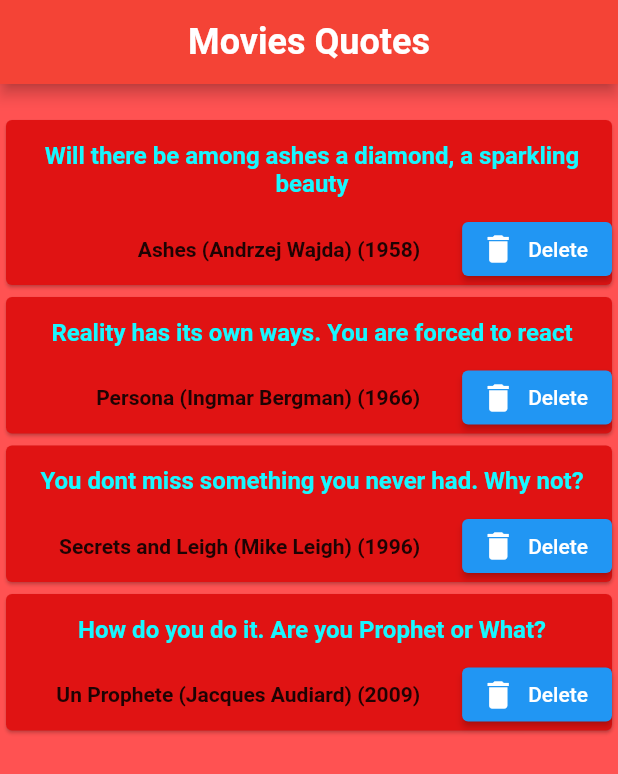
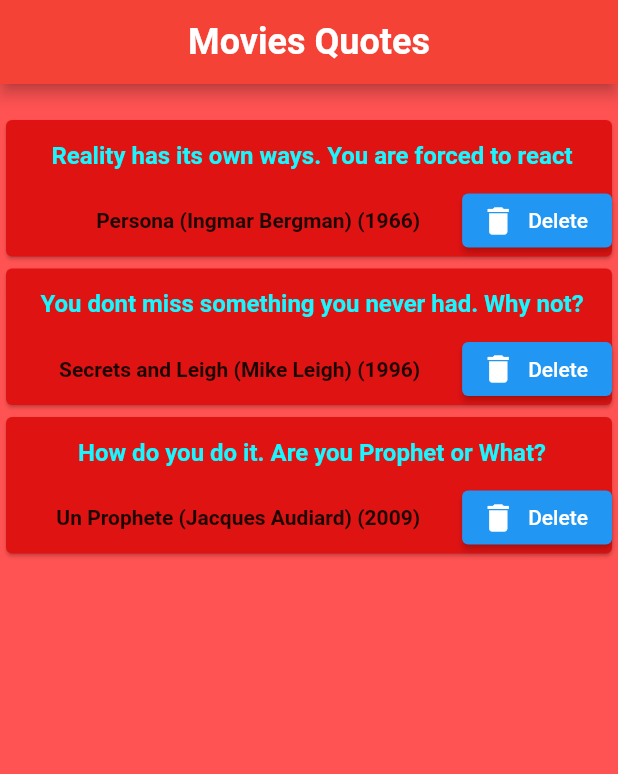
Before and after one commit to Shanawar99/Flutter_HeapStash, a Flutter app: the screen it shows after launch, on a phone screen of 412 x 824 dp. Shown: the top 774 px of the screen. Run offline on Flutter 3.47's test engine with Material 2 defaults, Android fonts, the phone set to English and light mode, and no system bars.

Commit message:
new changes in quote

```diff
--- a/flutter_application_2/lib/main.dart
+++ b/flutter_application_2/lib/main.dart
@@ -17,11 +17,6 @@ class Quote extends StatefulWidget {
 
 class _QuoteState extends State<Quote> with SingleTickerProviderStateMixin {
   List<Quote1> q = [
-    Quote1(
-        movie: 'Ashes',
-        director: 'Andrzej Wajda',
-        year: 1958,
-        text: 'Will there be among ashes a diamond, a sparkling beauty'),
     Quote1(
         movie: 'Persona',
         director: 'Ingmar Bergman',
```
